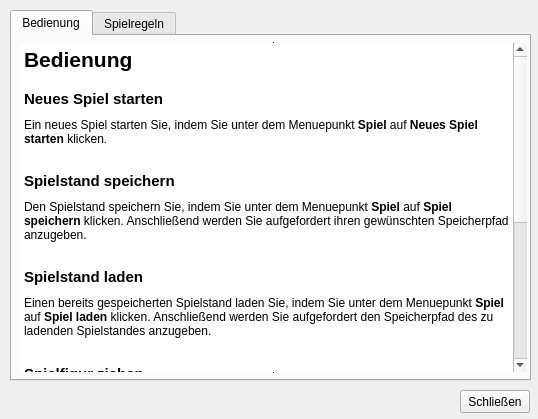
First picture: the form in BaghChal/BaghChal/helpWindow.ui, repository kaushaldeo/bagh-chal, before the edit.
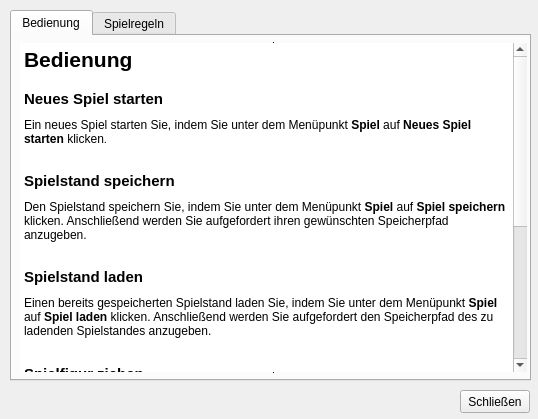
Second picture: the form after the edit. Icons and pictures are not drawn.

Commit message: write errors corrected

The edit to the form file:
```diff
--- a/BaghChal/BaghChal/helpWindow.ui
+++ b/BaghChal/BaghChal/helpWindow.ui
@@ -90,31 +90,31 @@
 &lt;p style=&quot;-qt-paragraph-type:empty; margin-top:0px; margin-bottom:0px; margin-left:0px; margin-right:0px; -qt-block-indent:0; text-indent:0px; font-size:11pt; font-weight:600;&quot;&gt;&lt;/p&gt;
 &lt;p style=&quot; margin-top:0px; margin-bottom:0px; margin-left:0px; margin-right:0px; -qt-block-indent:0; text-indent:0px;&quot;&gt;&lt;span style=&quot; font-size:11pt; font-weight:600;&quot;&gt;Neues Spiel starten&lt;/span&gt;&lt;/p&gt;
 &lt;p style=&quot;-qt-paragraph-type:empty; margin-top:0px; margin-bottom:0px; margin-left:0px; margin-right:0px; -qt-block-indent:0; text-indent:0px; font-size:6pt; font-weight:600;&quot;&gt;&lt;/p&gt;
-&lt;p style=&quot; margin-top:0px; margin-bottom:0px; margin-left:0px; margin-right:0px; -qt-block-indent:0; text-indent:0px;&quot;&gt;&lt;span style=&quot; font-size:9pt;&quot;&gt;Ein neues Spiel starten Sie, indem Sie unter dem Menuepunkt &lt;/span&gt;&lt;span style=&quot; font-size:9pt; font-weight:600;&quot;&gt;Spiel&lt;/span&gt;&lt;span style=&quot; font-size:9pt;&quot;&gt; auf &lt;/span&gt;&lt;span style=&quot; font-size:9pt; font-weight:600;&quot;&gt;Neues Spiel starten &lt;/span&gt;&lt;span style=&quot; font-size:9pt;&quot;&gt;klicken&lt;/span&gt;&lt;span style=&quot; font-size:8pt;&quot;&gt;.&lt;/span&gt;&lt;/p&gt;
+&lt;p style=&quot; margin-top:0px; margin-bottom:0px; margin-left:0px; margin-right:0px; -qt-block-indent:0; text-indent:0px;&quot;&gt;&lt;span style=&quot; font-size:9pt;&quot;&gt;Ein neues Spiel starten Sie, indem Sie unter dem Menüpunkt &lt;/span&gt;&lt;span style=&quot; font-size:9pt; font-weight:600;&quot;&gt;Spiel&lt;/span&gt;&lt;span style=&quot; font-size:9pt;&quot;&gt; auf &lt;/span&gt;&lt;span style=&quot; font-size:9pt; font-weight:600;&quot;&gt;Neues Spiel starten &lt;/span&gt;&lt;span style=&quot; font-size:9pt;&quot;&gt;klicken&lt;/span&gt;&lt;span style=&quot; font-size:8pt;&quot;&gt;.&lt;/span&gt;&lt;/p&gt;
 &lt;p style=&quot;-qt-paragraph-type:empty; margin-top:0px; margin-bottom:0px; margin-left:0px; margin-right:0px; -qt-block-indent:0; text-indent:0px; font-size:8pt;&quot;&gt;&lt;/p&gt;
 &lt;p style=&quot;-qt-paragraph-type:empty; margin-top:0px; margin-bottom:0px; margin-left:0px; margin-right:0px; -qt-block-indent:0; text-indent:0px; font-size:8pt;&quot;&gt;&lt;/p&gt;
 &lt;p style=&quot; margin-top:0px; margin-bottom:0px; margin-left:0px; margin-right:0px; -qt-block-indent:0; text-indent:0px;&quot;&gt;&lt;span style=&quot; font-size:11pt; font-weight:600;&quot;&gt;Spielstand speichern&lt;/span&gt;&lt;/p&gt;
 &lt;p style=&quot;-qt-paragraph-type:empty; margin-top:0px; margin-bottom:0px; margin-left:0px; margin-right:0px; -qt-block-indent:0; text-indent:0px; font-size:6pt; font-weight:600;&quot;&gt;&lt;/p&gt;
-&lt;p style=&quot; margin-top:0px; margin-bottom:0px; margin-left:0px; margin-right:0px; -qt-block-indent:0; text-indent:0px;&quot;&gt;&lt;span style=&quot; font-size:9pt;&quot;&gt;Den Spielstand speichern Sie, indem Sie unter dem Menuepunkt &lt;/span&gt;&lt;span style=&quot; font-size:9pt; font-weight:600;&quot;&gt;Spiel&lt;/span&gt;&lt;span style=&quot; font-size:9pt;&quot;&gt; auf &lt;/span&gt;&lt;span style=&quot; font-size:9pt; font-weight:600;&quot;&gt;Spiel speichern &lt;/span&gt;&lt;span style=&quot; font-size:9pt;&quot;&gt;klicken. Anschließend werden Sie aufgefordert ihren gewünschten Speicherpfad anzugeben.&lt;/span&gt;&lt;/p&gt;
+&lt;p style=&quot; margin-top:0px; margin-bottom:0px; margin-left:0px; margin-right:0px; -qt-block-indent:0; text-indent:0px;&quot;&gt;&lt;span style=&quot; font-size:9pt;&quot;&gt;Den Spielstand speichern Sie, indem Sie unter dem Menüpunkt &lt;/span&gt;&lt;span style=&quot; font-size:9pt; font-weight:600;&quot;&gt;Spiel&lt;/span&gt;&lt;span style=&quot; font-size:9pt;&quot;&gt; auf &lt;/span&gt;&lt;span style=&quot; font-size:9pt; font-weight:600;&quot;&gt;Spiel speichern &lt;/span&gt;&lt;span style=&quot; font-size:9pt;&quot;&gt;klicken. Anschließend werden Sie aufgefordert ihren gewünschten Speicherpfad anzugeben.&lt;/span&gt;&lt;/p&gt;
 &lt;p style=&quot;-qt-paragraph-type:empty; margin-top:0px; margin-bottom:0px; margin-left:0px; margin-right:0px; -qt-block-indent:0; text-indent:0px; font-size:8pt;&quot;&gt;&lt;/p&gt;
 &lt;p style=&quot;-qt-paragraph-type:empty; margin-top:0px; margin-bottom:0px; margin-left:0px; margin-right:0px; -qt-block-indent:0; text-indent:0px; font-size:8pt;&quot;&gt;&lt;/p&gt;
 &lt;p style=&quot; margin-top:0px; margin-bottom:0px; margin-left:0px; margin-right:0px; -qt-block-indent:0; text-indent:0px;&quot;&gt;&lt;span style=&quot; font-size:11pt; font-weight:600;&quot;&gt;Spielstand laden&lt;/span&gt;&lt;/p&gt;
 &lt;p style=&quot;-qt-paragraph-type:empty; margin-top:0px; margin-bottom:0px; margin-left:0px; margin-right:0px; -qt-block-indent:0; text-indent:0px; font-size:6pt; font-weight:600;&quot;&gt;&lt;/p&gt;
-&lt;p style=&quot; margin-top:0px; margin-bottom:0px; margin-left:0px; margin-right:0px; -qt-block-indent:0; text-indent:0px;&quot;&gt;&lt;span style=&quot; font-size:9pt;&quot;&gt;Einen bereits gespeicherten Spielstand laden Sie, indem Sie unter dem Menuepunkt &lt;/span&gt;&lt;span style=&quot; font-size:9pt; font-weight:600;&quot;&gt;Spiel&lt;/span&gt;&lt;span style=&quot; font-size:9pt;&quot;&gt; auf &lt;/span&gt;&lt;span style=&quot; font-size:9pt; font-weight:600;&quot;&gt;Spiel laden &lt;/span&gt;&lt;span style=&quot; font-size:9pt;&quot;&gt;klicken. Anschließend werden Sie aufgefordert den Speicherpfad des zu ladenden Spielstandes anzugeben.&lt;/span&gt;&lt;/p&gt;
+&lt;p style=&quot; margin-top:0px; margin-bottom:0px; margin-left:0px; margin-right:0px; -qt-block-indent:0; text-indent:0px;&quot;&gt;&lt;span style=&quot; font-size:9pt;&quot;&gt;Einen bereits gespeicherten Spielstand laden Sie, indem Sie unter dem Menüpunkt &lt;/span&gt;&lt;span style=&quot; font-size:9pt; font-weight:600;&quot;&gt;Spiel&lt;/span&gt;&lt;span style=&quot; font-size:9pt;&quot;&gt; auf &lt;/span&gt;&lt;span style=&quot; font-size:9pt; font-weight:600;&quot;&gt;Spiel laden &lt;/span&gt;&lt;span style=&quot; font-size:9pt;&quot;&gt;klicken. Anschließend werden Sie aufgefordert den Speicherpfad des zu ladenden Spielstandes anzugeben.&lt;/span&gt;&lt;/p&gt;
 &lt;p style=&quot;-qt-paragraph-type:empty; margin-top:0px; margin-bottom:0px; margin-left:0px; margin-right:0px; -qt-block-indent:0; text-indent:0px; font-size:9pt;&quot;&gt;&lt;/p&gt;
 &lt;p style=&quot;-qt-paragraph-type:empty; margin-top:0px; margin-bottom:0px; margin-left:0px; margin-right:0px; -qt-block-indent:0; text-indent:0px; font-size:8pt;&quot;&gt;&lt;/p&gt;
 &lt;p style=&quot; margin-top:0px; margin-bottom:0px; margin-left:0px; margin-right:0px; -qt-block-indent:0; text-indent:0px;&quot;&gt;&lt;span style=&quot; font-size:11pt; font-weight:600;&quot;&gt;Spielfigur ziehen&lt;/span&gt;&lt;/p&gt;
 &lt;p style=&quot;-qt-paragraph-type:empty; margin-top:0px; margin-bottom:0px; margin-left:0px; margin-right:0px; -qt-block-indent:0; text-indent:0px; font-size:6pt; font-weight:600;&quot;&gt;&lt;/p&gt;
 &lt;p style=&quot; margin-top:0px; margin-bottom:0px; margin-left:0px; margin-right:0px; -qt-block-indent:0; text-indent:0px;&quot;&gt;&lt;span style=&quot; font-size:9pt;&quot;&gt;So ziehen Sie mit einer Spielfigur:&lt;/span&gt;&lt;/p&gt;
-&lt;ol style=&quot;margin-top: 0px; margin-bottom: 0px; margin-left: 0px; margin-right: 0px; -qt-list-indent: 1;&quot;&gt;&lt;li style=&quot; font-size:9pt;&quot; style=&quot; margin-top:12px; margin-bottom:0px; margin-left:0px; margin-right:0px; -qt-block-indent:0; text-indent:0px;&quot;&gt;Klicken  Sie mit der linken Maustaste auf die  gewünschte Spielfigur und halten Sie dabei die linke Maustaste gedrückt.&lt;/li&gt;
+&lt;ol style=&quot;margin-top: 0px; margin-bottom: 0px; margin-left: 0px; margin-right: 0px; -qt-list-indent: 1;&quot;&gt;&lt;li style=&quot; font-size:9pt;&quot; style=&quot; margin-top:12px; margin-bottom:0px; margin-left:0px; margin-right:0px; -qt-block-indent:0; text-indent:0px;&quot;&gt;Klicken Sie mit der linken Maustaste auf die  gewünschte Spielfigur und halten Sie dabei die linke Maustaste gedrückt.&lt;/li&gt;
 &lt;li style=&quot; font-size:9pt;&quot; style=&quot; margin-top:0px; margin-bottom:0px; margin-left:0px; margin-right:0px; -qt-block-indent:0; text-indent:0px;&quot;&gt;Ziehen Sie die Spielfigur auf das gewünschte Spielfeld.&lt;/li&gt;
 &lt;li style=&quot; font-size:9pt;&quot; style=&quot; margin-top:0px; margin-bottom:12px; margin-left:0px; margin-right:0px; -qt-block-indent:0; text-indent:0px;&quot;&gt;Lassen Sie anschließend die linke Maustaste los um die Spielfigur auf dem gewünschten Feld zu platzieren.&lt;/li&gt;&lt;/ol&gt;
-&lt;p style=&quot; margin-top:0px; margin-bottom:0px; margin-left:0px; margin-right:0px; -qt-block-indent:0; text-indent:0px;&quot;&gt;&lt;span style=&quot; font-size:9pt;&quot;&gt;Ist der durchgeführte Zug möglich, so wird die Spielfigur in dem entsprechenden Feld plaziert. Andererseit wird der Zug rückgängig gemacht.&lt;/span&gt;&lt;/p&gt;
+&lt;p style=&quot; margin-top:0px; margin-bottom:0px; margin-left:0px; margin-right:0px; -qt-block-indent:0; text-indent:0px;&quot;&gt;&lt;span style=&quot; font-size:9pt;&quot;&gt;Ist der durchgeführte Zug möglich, so wird die Spielfigur in dem entsprechenden Feld platziert. Andererseits wird der Zug rückgängig gemacht.&lt;/span&gt;&lt;/p&gt;
 &lt;p style=&quot;-qt-paragraph-type:empty; margin-top:0px; margin-bottom:0px; margin-left:0px; margin-right:0px; -qt-block-indent:0; text-indent:0px; font-size:8pt;&quot;&gt;&lt;/p&gt;
 &lt;p style=&quot;-qt-paragraph-type:empty; margin-top:0px; margin-bottom:0px; margin-left:0px; margin-right:0px; -qt-block-indent:0; text-indent:0px; font-size:8pt;&quot;&gt;&lt;/p&gt;
 &lt;p style=&quot; margin-top:0px; margin-bottom:0px; margin-left:0px; margin-right:0px; -qt-block-indent:0; text-indent:0px;&quot;&gt;&lt;span style=&quot; font-size:11pt; font-weight:600;&quot;&gt;Spiel beenden&lt;/span&gt;&lt;/p&gt;
 &lt;p style=&quot;-qt-paragraph-type:empty; margin-top:0px; margin-bottom:0px; margin-left:0px; margin-right:0px; -qt-block-indent:0; text-indent:0px; font-size:6pt; font-weight:600;&quot;&gt;&lt;/p&gt;
-&lt;p style=&quot; margin-top:0px; margin-bottom:0px; margin-left:0px; margin-right:0px; -qt-block-indent:0; text-indent:0px;&quot;&gt;&lt;span style=&quot; font-size:9pt;&quot;&gt;Sie beenden das Spiel, indem Sie unter dem Menuepunkt &lt;/span&gt;&lt;span style=&quot; font-size:9pt; font-weight:600;&quot;&gt;Spiel&lt;/span&gt;&lt;span style=&quot; font-size:9pt;&quot;&gt; auf &lt;/span&gt;&lt;span style=&quot; font-size:9pt; font-weight:600;&quot;&gt;Spiel beenden &lt;/span&gt;&lt;span style=&quot; font-size:9pt;&quot;&gt;klicken.&lt;/span&gt;&lt;/p&gt;
+&lt;p style=&quot; margin-top:0px; margin-bottom:0px; margin-left:0px; margin-right:0px; -qt-block-indent:0; text-indent:0px;&quot;&gt;&lt;span style=&quot; font-size:9pt;&quot;&gt;Sie beenden das Spiel, indem Sie unter dem Menüpunkt &lt;/span&gt;&lt;span style=&quot; font-size:9pt; font-weight:600;&quot;&gt;Spiel&lt;/span&gt;&lt;span style=&quot; font-size:9pt;&quot;&gt; auf &lt;/span&gt;&lt;span style=&quot; font-size:9pt; font-weight:600;&quot;&gt;Spiel beenden &lt;/span&gt;&lt;span style=&quot; font-size:9pt;&quot;&gt;klicken.&lt;/span&gt;&lt;/p&gt;
 &lt;p style=&quot;-qt-paragraph-type:empty; margin-top:0px; margin-bottom:0px; margin-left:0px; margin-right:0px; -qt-block-indent:0; text-indent:0px; font-size:8pt;&quot;&gt;&lt;/p&gt;
 &lt;p style=&quot;-qt-paragraph-type:empty; margin-top:0px; margin-bottom:0px; margin-left:0px; margin-right:0px; -qt-block-indent:0; text-indent:0px; font-size:8pt;&quot;&gt;&lt;/p&gt;&lt;/body&gt;&lt;/html&gt;</string>
      </property>
```
The commit also changes 1 other file.
